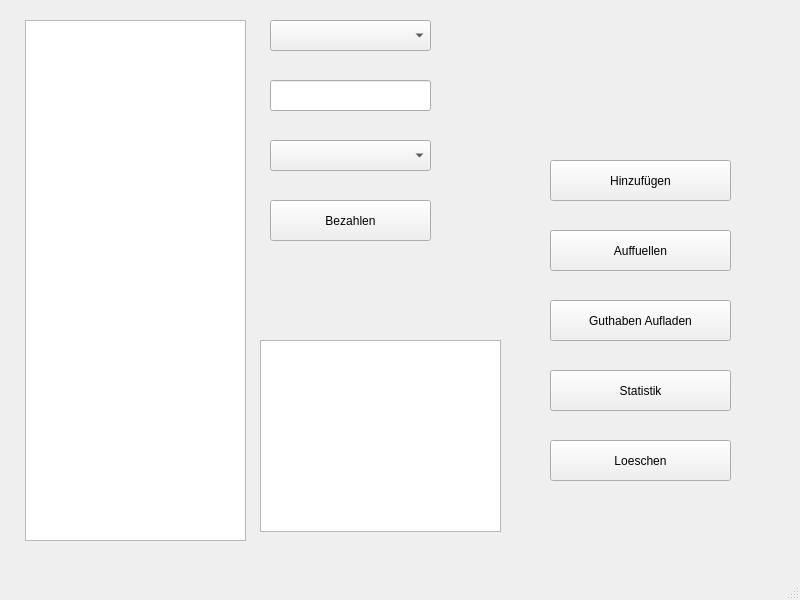
Above: mainwindow.ui from jomaway/Kaffeekasse before the change. Below: the same form after it.
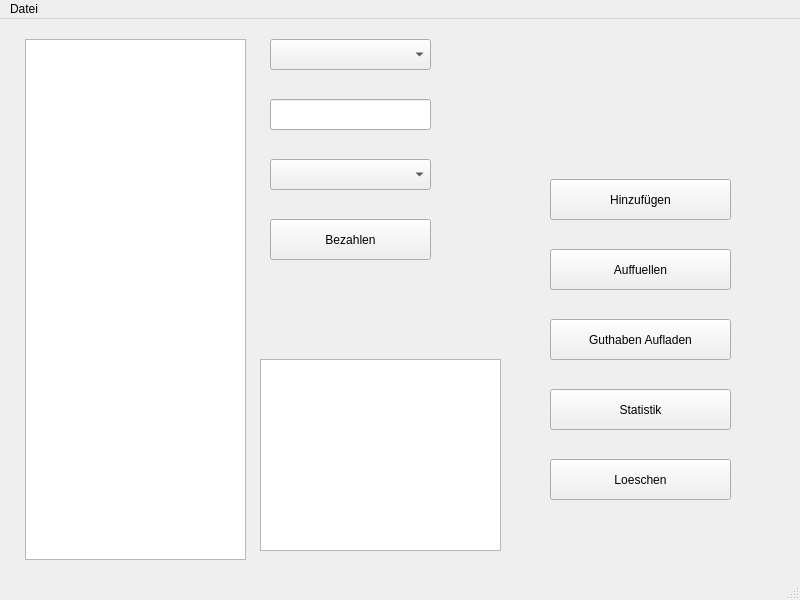
That is the form after the change.

Commit message: Fensternamen geändert. Datei menü hinzugefügt mit Speichern und Laden. Funktionen Speichern und Laden teilweise implementiert.

Patch:
```diff
--- a/mainwindow.ui
+++ b/mainwindow.ui
@@ -152,6 +152,14 @@
      <height>26</height>
     </rect>
    </property>
+   <widget class="QMenu" name="menuDatei">
+    <property name="title">
+     <string>Datei</string>
+    </property>
+    <addaction name="actionSpeichern"/>
+    <addaction name="actionLaden"/>
+   </widget>
+   <addaction name="menuDatei"/>
   </widget>
   <widget class="QStatusBar" name="statusbar"/>
  </widget>
```
Left out of the diff: 17 changed lines with no effect on the pictures. The commit also changes 2 other files.
